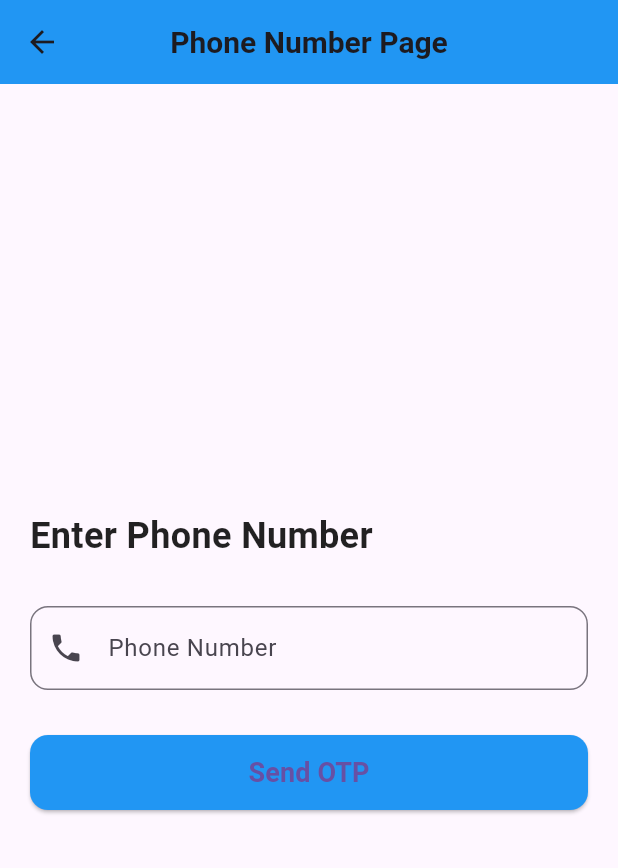
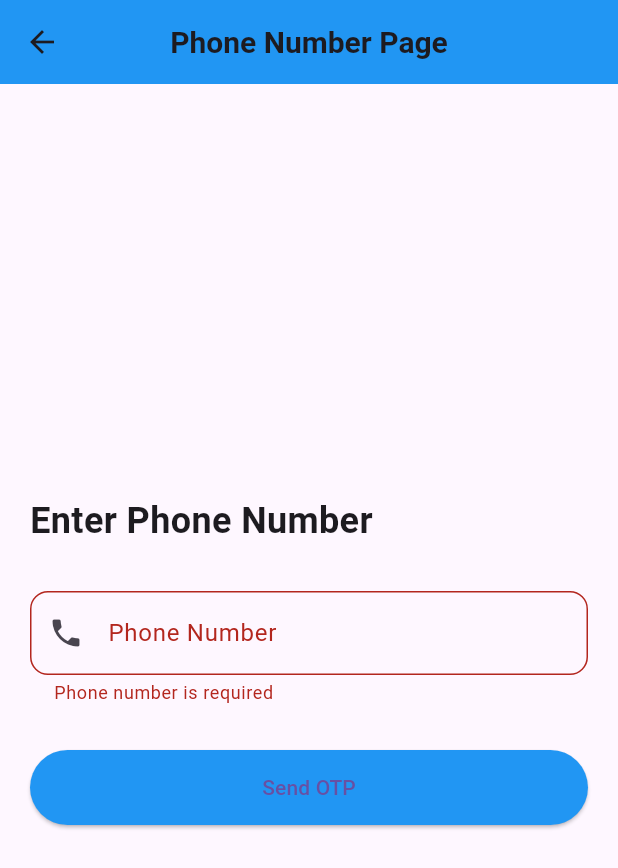
Before and after one commit to rana-shekhar/SmartMuncipal, a Flutter app: the LoginPageSecond screen opened directly, after a tap on "Send OTP", on a phone screen of 412 x 824 dp. Shown: the top 868 px of the screen. Run offline on Flutter 3.47's test engine with Material 3 defaults, Android fonts, the phone set to English and light mode, and no system bars; our stand-ins replace firebase_auth, firebase_core; accounts and stored records are empty.

```diff
--- a/lib/login_page_second.dart
+++ b/lib/login_page_second.dart
@@ -1,40 +1,35 @@
 import 'package:flutter/material.dart';
+import 'package:firebase_auth/firebase_auth.dart';
+import 'package:flutter_application_1/otp_page.dart';
 
 class LoginPageSecond extends StatelessWidget {
   const LoginPageSecond({super.key});
 
   @override
   Widget build(BuildContext context) {
-     final _formKey = GlobalKey<FormState>(); // Form key banaya
-    TextEditingController phoneController = TextEditingController(); // Controller Banaya
+    final formKey = GlobalKey<FormState>();
+    TextEditingController phoneController = TextEditingController();
+
     return Scaffold(
       appBar: AppBar(
         title: const Text(
           'Phone Number Page',
-          style: TextStyle(
-            fontSize: 20,
-            fontWeight: FontWeight.bold,
-          ),
+          style: TextStyle(fontSize: 20, fontWeight: FontWeight.bold),
         ),
         centerTitle: true,
         backgroundColor: Colors.blue,
       ),
       body: Padding(
-
         padding: const EdgeInsets.all(20),
         child: Form(
-          key: _formKey,
+          key: formKey,
           child: Column(
             mainAxisAlignment: MainAxisAlignment.center,
             crossAxisAlignment: CrossAxisAlignment.start,
             children: [
               const Text(
                 'Enter Phone Number',
-              style: TextStyle(
-                fontSize: 24,
-                fontWeight: FontWeight.bold,
-                color: Colors.black87,
-              ),
+                style: TextStyle(fontSize: 24, fontWeight: FontWeight.bold),
               ),
               const SizedBox(height: 30),
               TextFormField(
@@ -42,19 +37,19 @@ class LoginPageSecond extends StatelessWidget {
                 keyboardType: TextInputType.phone,
                 decoration: InputDecoration(
                   labelText: 'Phone Number',
-      hintText: 'Enter your phone number',
+                  prefixText: '+91',
                   prefixIcon: const Icon(Icons.phone),
                   border: OutlineInputBorder(
-        borderRadius: BorderRadius.circular(12),
-        borderSide: const BorderSide(color: Colors.blue),
-      ),
-      focusedBorder: OutlineInputBorder(
-        borderRadius: BorderRadius.circular(12),
-        borderSide: const BorderSide(color: Colors.blue, width: 2),
-      ),
+                      borderRadius: BorderRadius.circular(12)),
                 ),
                 validator: (value) {
-      return validatePhoneNumber(value!);
+                  if (value == null || value.isEmpty) {
+                    return 'Phone number is required';
+                  } else if (!RegExp(r'^[6-9]\d{9}$').hasMatch(value)) {
+                    // yeh regex sirf 10 digits ko match karega
+                    return 'Enter a valid 10 digit phone number';
+                  }
+                  return null;
                 },
               ),
               const SizedBox(height: 30),
@@ -63,19 +58,31 @@ class LoginPageSecond extends StatelessWidget {
                   width: double.infinity,
                   height: 50,
                   child: ElevatedButton(
-                  onPressed: () {
-                    // Yahan action dalna hai
+                    onPressed: () async {
+                      if (formKey.currentState!.validate()) {
+                        await FirebaseAuth.instance.verifyPhoneNumber(
+                          phoneNumber: '+91${phoneController.text}',
+                          verificationCompleted:
+                              (PhoneAuthCredential credential) {},
+                          verificationFailed: (FirebaseAuthException e) {
+                            print("Verification Failed: \$e");
                           },
-                  style: ElevatedButton.styleFrom(
-                    backgroundColor: Colors.blue,
-                    shape: RoundedRectangleBorder(
-                      borderRadius: BorderRadius.circular(12),
+                          codeSent: (String verificationId, int? resendToken) {
+                            Navigator.push(
+                              context,
+                              MaterialPageRoute(
+                                builder: (context) =>
+                                    OtpPage(verificationId: verificationId),
                               ),
-                  ),
-                  child: const Text(
-                    'Send OTP',
-                    style: TextStyle(fontSize: 18, fontWeight: FontWeight.bold),
-                  ),
+                            );
+                          },
+                          codeAutoRetrievalTimeout: (String verificationId) {},
+                        );
+                      }
+                    },
+                    style:
+                        ElevatedButton.styleFrom(backgroundColor: Colors.blue),
+                    child: const Text('Send OTP'),
                   ),
                 ),
               ),
@@ -83,15 +90,6 @@ class LoginPageSecond extends StatelessWidget {
           ),
         ),
       ),
-
     );
   }
-String? validatePhoneNumber(String value) {
-  if (value.isEmpty) {
-    return 'Phone number is required';
-  } else if (!RegExp(r'^[6-9]\d{9}$').hasMatch(value)) {
-    return 'Enter a valid 10 digit phone number';
 }
-  return null; // Valid phone number hai
-}
-}
--- a/lib/main.dart
+++ b/lib/main.dart
@@ -1,6 +1,8 @@
 import 'package:flutter/material.dart';
+
+import 'package:firebase_core/firebase_core.dart';
 import 'package:flutter_application_1/login_page.dart';
-import 'package:firebase_core/firebase_core.dart';
+
 import 'firebase_options.dart';
 
 void main() async {
@@ -14,6 +16,8 @@ void main() async {
 }
 
 class MyApp extends StatelessWidget {
+  const MyApp({super.key});
+
   @override
   Widget build(BuildContext context) {
     return MaterialApp(
--- a/pubspec.yaml
+++ b/pubspec.yaml
@@ -32,8 +32,10 @@ dependencies:
     sdk: flutter
   cupertino_icons: ^1.0.8
   firebase_core: ^3.12.1
+  firebase_auth: ^5.5.1
 
-firebase_auth: ^5.5.1
+
+
 cloud_firestore: ^5.6.5
 
 
```
Also changed, not shown: lib/otp_page.dart (added, +68 -0 lines), pubspec.lock, 6 other files. Lines whose indentation alone changed are shown as unchanged.
